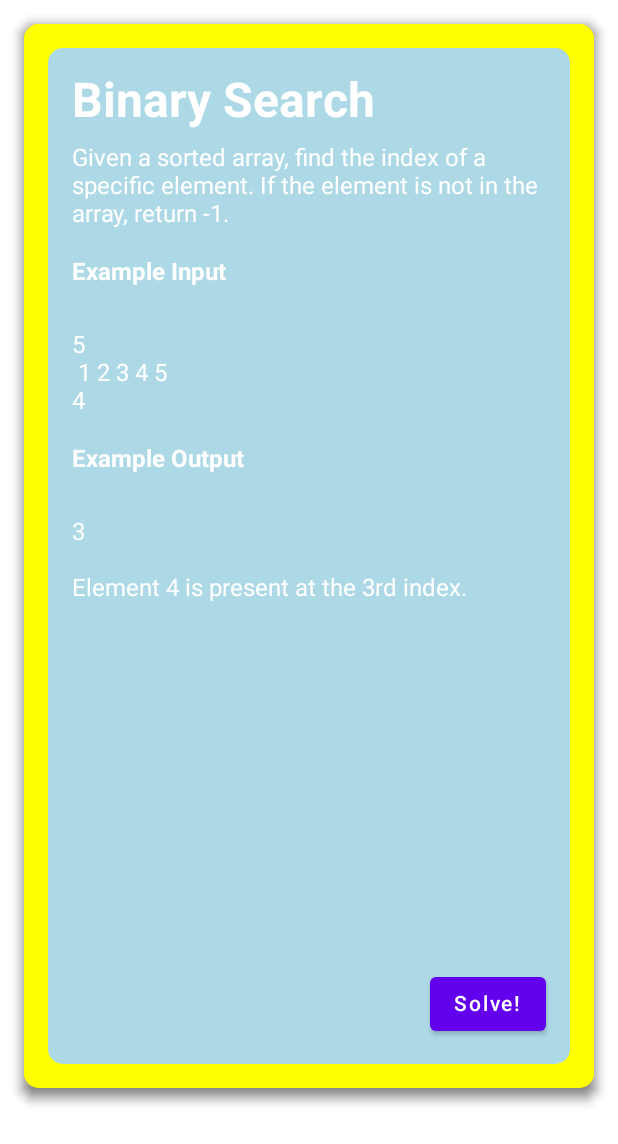
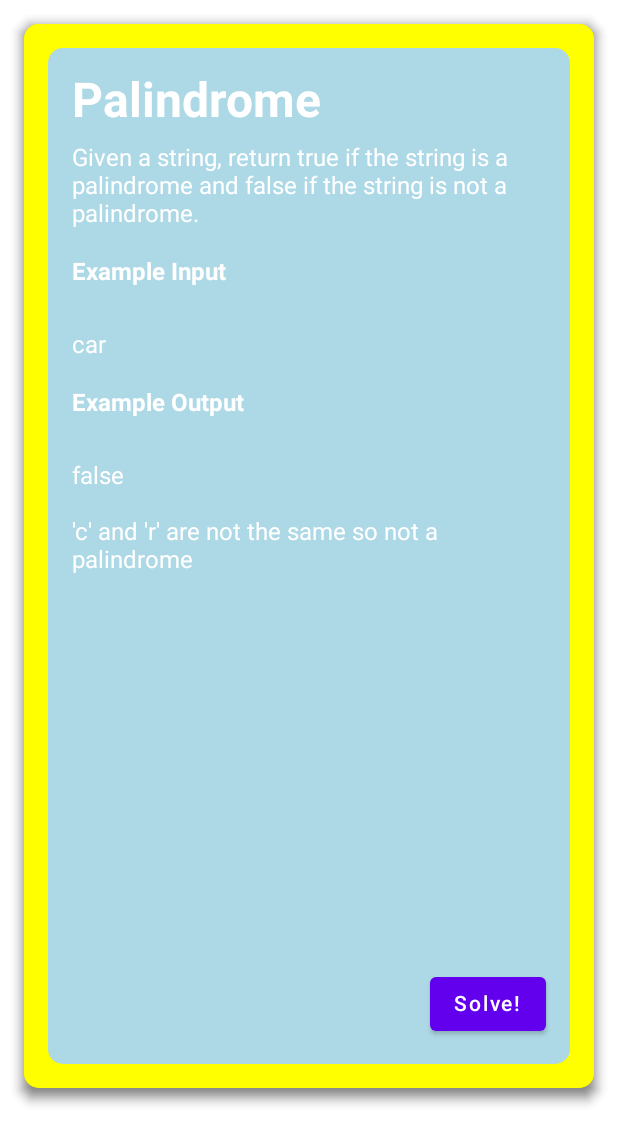
Before and after one commit to justinyue1643/LBHacks, an Android app built with Jetpack Compose: the @Preview function PreviewHome, on a phone screen of 412 x 824 dp. Shown: the top 1144 px of the screen. Run offline under Robolectric (Android 15) with nearby library versions, the phone set to English and light mode, and no system bars.

Commit message:
done with getting problem

```diff
--- a/app/src/main/java/com/example/lbhacks/data/Problem.kt
+++ b/app/src/main/java/com/example/lbhacks/data/Problem.kt
@@ -1,3 +1,3 @@
 package com.example.lbhacks.data
 
-data class Problem(val title: String, val description: String, val sampleInput: String, val sampleOutput: String, val explanation: String)
+data class Problem(val title: String?, val description: String?, val sampleInput: String?, val sampleOutput: String?, val explanation: String?)
--- a/app/src/main/java/com/example/lbhacks/models/HomeViewModel.kt
+++ b/app/src/main/java/com/example/lbhacks/models/HomeViewModel.kt
@@ -2,23 +2,47 @@ package com.example.lbhacks.models
 
 import androidx.compose.runtime.mutableStateListOf
 import androidx.lifecycle.ViewModel
+import androidx.lifecycle.viewModelScope
 import com.example.lbhacks.data.Problem
+import com.example.lbhacks.network.CameraApi
+import kotlinx.coroutines.launch
 
 class HomeViewModel: ViewModel() {
     val listOfProblems = mutableStateListOf<Problem>(
         Problem("Binary Search", "Given a sorted array, find the index of a specific element. If the element is not in the " +
                 "array, return -1.", "5\n 1 2 3 4 5\n4", "3", "Element 4 is present at the 3rd index."),
-        Problem("Binary Search", "Given a sorted array, find the index of a specific element. If the element is not in the " +
-                "array, return -1.", "5\n 1 2 3 4 5\n4", "3", "Element 4 is present at the 3rd index."),
-        Problem("Binary Search", "Given a sorted array, find the index of a specific element. If the element is not in the " +
-                "array, return -1.", "5\n 1 2 3 4 5\n4", "3", "Element 4 is present at the 3rd index."),
+        Problem("Two Sum", "Given an array of integers and an integer, find two integers whose sum equals the provided integer." +
+                "You may assume that that there will always be a two numbers.", "5\n 1 2 0 4 5\n4", "[4,1]", "4 and 1 equal 5, the provided integer"),
+        Problem("Palindrome", "Given a string, return true if the string is a palindrome and false if the string is not a palindrome."
+            , "car", "false", "\'c\' and \'r\' are not the same so not a palindrome"),
     )
 
+    val cachedProblems = mutableStateListOf<Problem>()
+
     fun removeProblem(index: Int): Unit {
-        listOfProblems.removeAt(index)
+        cachedProblems.add(listOfProblems.removeAt(index))
     }
 
     fun sendSolution(): Unit {
 
     }
+
+    fun getMoreProblems(): Unit {
+        viewModelScope.launch {
+            try {
+                for (i in 0 until cachedProblems.size) {
+                    listOfProblems.add(cachedProblems[i])
+                }
+                cachedProblems.removeRange(0, cachedProblems.size - 1)
+                val response: Map<String, String> = CameraApi.retrofitService.getProblems()
+                val newProblem = Problem(response["title"], response["description"], response["sampleInput"], response["sampleOutput"], response["explanation"])
+
+                println("getMoreProblems response: $response")
+
+                listOfProblems.add(newProblem)
+            } catch (e: Exception) {
+                println("HomeViewModel - getMoreProblems had an error: $e")
+            }
+        }
+    }
 }
--- a/app/src/main/java/com/example/lbhacks/ui/camera/CameraComposables.kt
+++ b/app/src/main/java/com/example/lbhacks/ui/camera/CameraComposables.kt
@@ -25,11 +25,11 @@ fun PreviewFailureDialog() {
 @Composable
 fun SuccessDialog(viewModel: CameraViewModel) {
     AlertDialog(
-        onDismissRequest = {viewModel.isSuccess.value = false},
+        onDismissRequest = {viewModel.isSuccess = false},
         title = {Text("Success")},
         text = {Text("You have passed all test cases!")},
         confirmButton = {
-            Button(onClick = {viewModel.isSuccess.value = false}) {
+            Button(onClick = {viewModel.isSuccess = false}) {
                 Text("Go back")
             }
         }
@@ -39,7 +39,7 @@ fun SuccessDialog(viewModel: CameraViewModel) {
 @Composable
 fun FailureDialog(viewModel: CameraViewModel) {
     AlertDialog(
-        onDismissRequest = {viewModel.isFailure.value = true},
+        onDismissRequest = {viewModel.isUnsuccessful = true},
         title = {Text("Wrong")},
         text = {Text("You missed some test cases...")},
         confirmButton = {
--- a/app/src/main/java/com/example/lbhacks/ui/home/HomeComposables.kt
+++ b/app/src/main/java/com/example/lbhacks/ui/home/HomeComposables.kt
@@ -106,24 +106,28 @@ fun ProblemCard(problem: Problem, onClick: () -> Unit, onDismissed: () -> Unit)
                 modifier = Modifier.padding(16.dp)
             ) {
 
+                problem.title?.let {
                     Text(
-                    problem.title,
+                        it,
                         style = TextStyle(
                             fontWeight = FontWeight.Bold,
                             fontSize = 32.sp,
                             color = Color.White
                         )
                     )
+                }
 
                 Spacer(modifier = Modifier.size(10.dp))
 
+                problem.description?.let {
                     Text(
-                    problem.description,
+                        it,
                         style = TextStyle(
                             color = Color.White,
                             fontSize = 16.sp
                         )
                     )
+                }
 
                 Spacer(modifier = Modifier.size(20.dp))
 
@@ -138,13 +142,15 @@ fun ProblemCard(problem: Problem, onClick: () -> Unit, onDismissed: () -> Unit)
 
                 Spacer(modifier = Modifier.size(30.dp))
 
+                problem.sampleInput?.let {
                     Text(
-                    problem.sampleInput,
+                        it,
                         style = TextStyle(
                             fontSize = 16.sp,
                             color = Color.White
                         )
                     )
+                }
 
                 Spacer(modifier = Modifier.size(20.dp))
 
@@ -178,14 +184,14 @@ fun ProblemCard(problem: Problem, onClick: () -> Unit, onDismissed: () -> Unit)
 }
 
 @Composable
-fun LoadMoreButton() {
+fun LoadMoreButton(onClick: () -> Unit) {
     Column(
         modifier = Modifier.fillMaxSize(),
         horizontalAlignment = Alignment.CenterHorizontally,
         verticalArrangement = Arrangement.Center
     ) {
         Button(
-            onClick = {println("clicked")}
+            onClick = {onClick()}
         ) {
             Text("Load more problems!")
         }
--- a/app/src/main/java/com/example/lbhacks/ui/home/HomeScreen.kt
+++ b/app/src/main/java/com/example/lbhacks/ui/home/HomeScreen.kt
@@ -25,13 +25,15 @@ fun PreviewHome() {
 
 @Composable
 fun HomeScreen(navHostController: NavHostController, nestedNavHostController: NavHostController, viewModel: HomeViewModel = viewModel()) {
-    var problems = remember { viewModel.listOfProblems }
+    var problems = viewModel.listOfProblems
 
     Column(
         modifier = Modifier.fillMaxSize()
     ) {
         Box() {
-            LoadMoreButton()
+            LoadMoreButton(
+                onClick = {viewModel.getMoreProblems()}
+            )
             for (i in 0..problems.size - 1) {
                 ProblemCard(
                     problems[i],
```
Also changed, not shown: app/src/main/java/com/example/lbhacks/models/CameraViewModel.kt (+10 -0 lines). Lines whose indentation alone changed are shown as unchanged.
